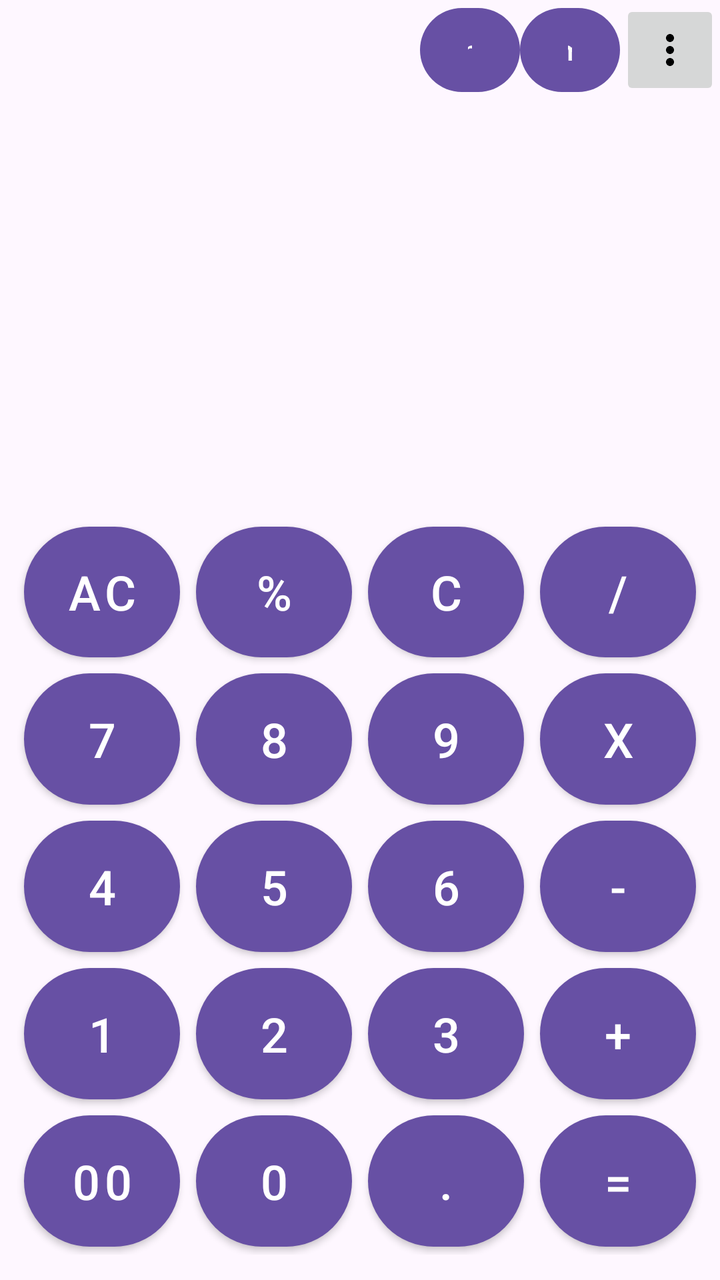
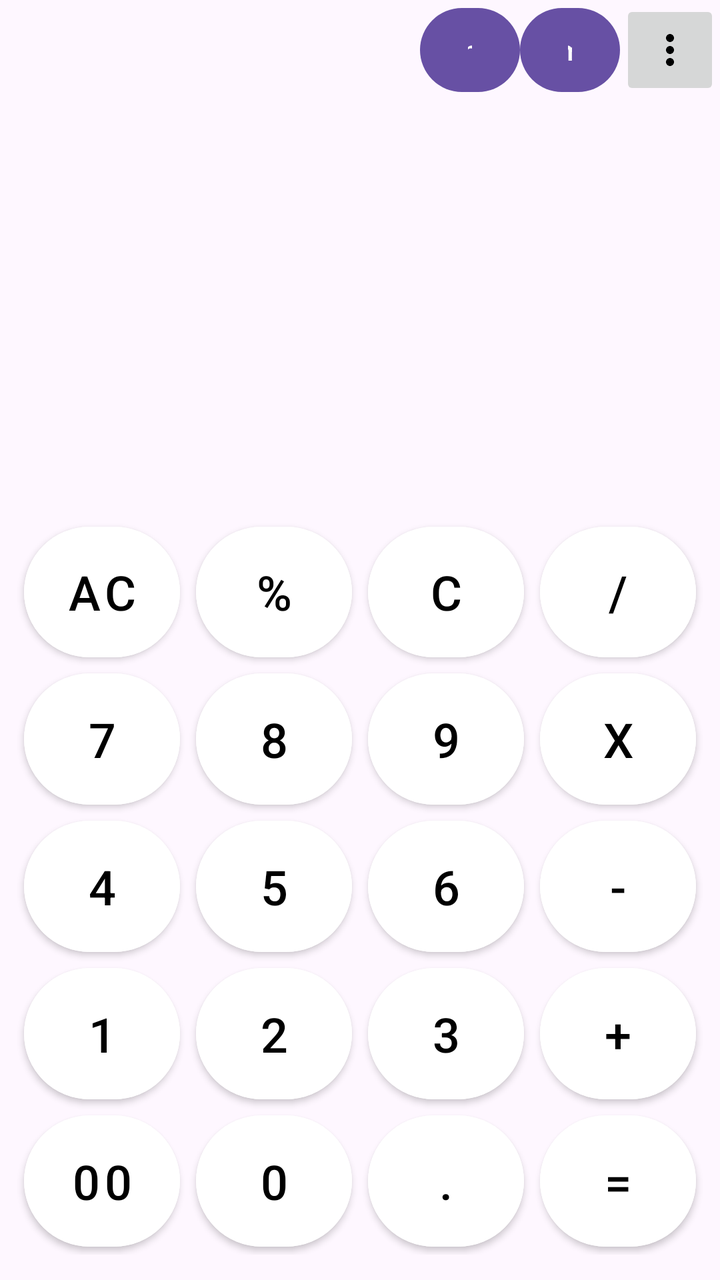

Compare the two renders of this Android layout. The source of the first and the diff that turns it into the second are given below.
<!-- AndroidManifest.xml: application theme Theme.Calculator -->
<!-- res/layout/activity_main.xml -->
<?xml version="1.0" encoding="utf-8"?>
<androidx.constraintlayout.widget.ConstraintLayout
    xmlns:android="http://schemas.android.com/apk/res/android"
    xmlns:app="http://schemas.android.com/apk/res-auto"
    xmlns:tools="http://schemas.android.com/tools"
    android:layout_width="match_parent"
    android:layout_height="match_parent"
    android:fitsSystemWindows="true"
    tools:context=".MainActivity">
    <LinearLayout
        android:layout_width="0dp"
        android:layout_height="wrap_content"
        android:id="@+id/l1"
        app:layout_constraintTop_toTopOf="parent"
        app:layout_constraintStart_toStartOf="parent"
        app:layout_constraintEnd_toEndOf="parent"
        android:orientation="horizontal"
    >
       <View
           android:layout_width="0dp"
           android:layout_height="match_parent"
           android:layout_weight="1"/>
        <Button
            android:layout_width="50dp"
            android:layout_height="50dp"
            android:id="@+id/advance"
            android:text="h"/>
       <Button
           android:layout_width="50dp"
           android:layout_height="50dp"
           android:id="@+id/measures"
           android:text="m" />

        <ImageButton
            android:id="@+id/moreoption"
            android:layout_width="50dp"
            android:layout_height="50dp"
            android:src="@drawable/baseline_more_vert_24"
            />
    </LinearLayout>

    <LinearLayout
        android:id="@+id/l2"
        android:layout_width="0dp"
        android:layout_height="0dp"
        android:orientation="vertical"
        android:padding="16dp"
        app:layout_constraintTop_toBottomOf="@+id/l1"
        app:layout_constraintBottom_toTopOf="@+id/l3"
        app:layout_constraintStart_toStartOf="parent"
        app:layout_constraintEnd_toEndOf="parent"
        app:layout_constraintHeight_percent="0.3">

        <EditText
            android:id="@+id/text1"
            android:layout_width="match_parent"
            android:layout_height="0dp"
            android:layout_weight="1"
            android:gravity="bottom|end"
            android:textSize="20sp"
            android:focusable="false"
            android:inputType="numberSigned"
            android:focusableInTouchMode="false"
            android:clickable="true"
            android:background="@android:color/transparent"/>

        <EditText
            android:id="@+id/text2"
            android:layout_width="match_parent"
            android:layout_height="0dp"
            android:layout_weight="1"
            android:gravity="center_vertical|end"
            android:textSize="36sp"
            android:textStyle="bold"
            android:inputType="numberSigned"
            android:focusable="false"
            android:focusableInTouchMode="false"
            android:clickable="true"
            android:background="@android:color/transparent"/>
    </LinearLayout>

    <GridLayout
        android:layout_width="0dp"
        android:layout_height="0dp"
        android:columnCount="4"
        android:padding="8dp"
        android:rowCount="5"
        android:id="@+id/l3"
        app:layout_constraintTop_toBottomOf="@id/l2"
        app:layout_constraintBottom_toBottomOf="parent"
        app:layout_constraintStart_toStartOf="parent"
        app:layout_constraintEnd_toEndOf="parent"
        app:layout_constraintHeight_percent="0.6">

        <Button android:id="@+id/AC" android:text="AC" style="@style/calcbutton"/>
        <Button android:id="@+id/percent" android:text="%"  style="@style/calcbutton"/>
        <Button android:id="@+id/erase" android:text="C" style="@style/calcbutton" />
        <Button android:id="@+id/divide" android:text="/"  style="@style/calcbutton"/>
        <Button android:id="@+id/seven" android:text="7"  style="@style/calcbutton"/>
        <Button android:id="@+id/eight" android:text="8" style="@style/calcbutton"/>
        <Button android:id="@+id/nine" android:text="9" style="@style/calcbutton"/>
        <Button android:id="@+id/multiply" android:text="X"  style="@style/calcbutton"/>
        <Button android:id="@+id/four" android:text="4" style="@style/calcbutton"/>
        <Button android:id="@+id/five" android:text="5"  style="@style/calcbutton"/>
        <Button android:id="@+id/six" android:text="6"  style="@style/calcbutton"/>
        <Button android:id="@+id/subtract" android:text="-"  style="@style/calcbutton"/>
        <Button android:id="@+id/one" style="@style/calcbutton" android:text="1" />
        <Button android:id="@+id/two" style="@style/calcbutton" android:text="2" />
        <Button android:id="@+id/three" style="@style/calcbutton" android:text="3" />
        <Button android:id="@+id/plus" style="@style/calcbutton" android:text="+" />
        <Button android:id="@+id/twozero" style="@style/calcbutton" android:text="00"/>
        <Button android:id="@+id/zero" style="@style/calcbutton" android:text="0"/>
        <Button android:id="@+id/point" style="@style/calcbutton" android:text="." />
        <Button android:id="@+id/equal" style="@style/calcbutton" android:text="=" />
    </GridLayout>

</androidx.constraintlayout.widget.ConstraintLayout>
<!-- resources referenced by this layout -->
<resources>
  <!-- drawable baseline_more_vert_24 (drawable) -->
  <vector xmlns:android="http://schemas.android.com/apk/res/android" android:height="24dp" android:tint="#000000" android:viewportHeight="24" android:viewportWidth="24" android:width="24dp">
        
      <path android:fillColor="@android:color/white" android:pathData="M12,8c1.1,0 2,-0.9 2,-2s-0.9,-2 -2,-2 -2,0.9 -2,2 0.9,2 2,2zM12,10c-1.1,0 -2,0.9 -2,2s0.9,2 2,2 2,-0.9 2,-2 -0.9,-2 -2,-2zM12,16c-1.1,0 -2,0.9 -2,2s0.9,2 2,2 2,-0.9 2,-2 -0.9,-2 -2,-2z"/>
      
  </vector>
  <style name="calcbutton" parent="Widget.MaterialComponents.Button">
          <item name="android:layout_width">0dp</item>
          <item name="android:layout_height">0dp</item>
          <item name="android:layout_rowWeight">1</item>
          <item name="android:layout_columnWeight">1</item>
          <item name="android:insetBottom">4dp</item>
          <item name="android:insetTop">4dp</item>
          <item name="android:insetLeft">4dp</item>
          <item name="android:insetRight">4dp</item>
          <item name="android:textSize">24sp</item>
          <item name="shapeAppearanceOverlay">@style/ShapeAppearance.App.Circle</item>
      </style>
  <style name="Theme.Calculator" parent="Base.Theme.Calculator" />
  <style name="ShapeAppearance.App.Circle" parent="">
          <item name="cornerSize">50%</item>
      </style>
  <style name="Base.Theme.Calculator" parent="Theme.Material3.DayNight.NoActionBar">
          
          
          <item name="android:statusBarColor"> @android:color/transparent</item>
          <item name="android:windowLayoutInDisplayCutoutMode">shortEdges</item>
      </style>
</resources>

<!-- the commit's change to res/layout/activity_main.xml (unified diff, before → after) -->
@@ -14,8 +14,7 @@
         app:layout_constraintTop_toTopOf="parent"
         app:layout_constraintStart_toStartOf="parent"
         app:layout_constraintEnd_toEndOf="parent"
-        android:orientation="horizontal"
-    >
+        android:orientation="horizontal">
        <View
            android:layout_width="0dp"
            android:layout_height="match_parent"
@@ -113,5 +112,4 @@
         <Button android:id="@+id/point" style="@style/calcbutton" android:text="." />
         <Button android:id="@+id/equal" style="@style/calcbutton" android:text="=" />
     </GridLayout>
-
 </androidx.constraintlayout.widget.ConstraintLayout>
<!-- resource entries referenced after the edit -->
@@ -17,6 +17,8 @@
           <item name="android:insetRight">4dp</item>
           <item name="android:textSize">24sp</item>
           <item name="shapeAppearanceOverlay">@style/ShapeAppearance.App.Circle</item>
+          <item name="android:backgroundTint">?attr/calcButtonBackground</item>
+          <item name="android:textColor">?attr/calcButtonText</item>
       </style>
   <style name="Theme.Calculator" parent="Base.Theme.Calculator" />
   <style name="ShapeAppearance.App.Circle" parent="">
@@ -27,6 +29,8 @@
           
           <item name="android:statusBarColor"> @android:color/transparent</item>
           <item name="android:windowLayoutInDisplayCutoutMode">shortEdges</item>
+        <item name="calcButtonBackground">#FFFFFF</item>
+          <item name="calcButtonText">#000000</item>
       </style>
 </resources>
 
